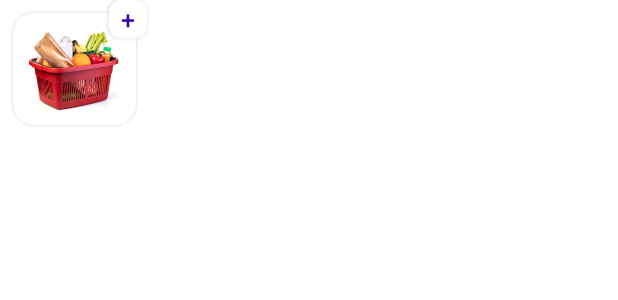
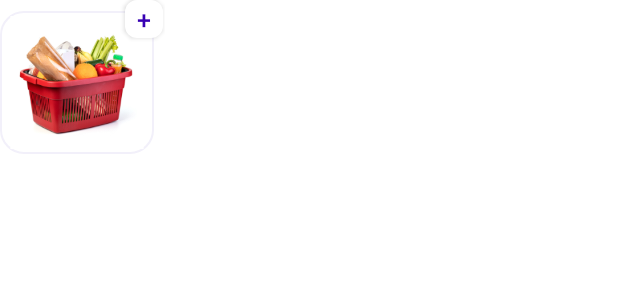
Before and after one commit to SelenSonmez/Getir_Bootcamp_Final_Case, an Android app: the layout item_product.xml on its own in the app's theme, with its tools: preview values and no code run, on a phone screen of 412 x 824 dp. Shown: the top 300 px of the screen. Run offline under Robolectric (Android 15) with nearby library versions, the phone set to English and light mode, and no system bars.

Commit message:
refactored product list layout

```diff
--- a/app/src/main/res/layout/item_product.xml
+++ b/app/src/main/res/layout/item_product.xml
@@ -1,16 +1,16 @@
 <?xml version="1.0" encoding="utf-8"?>
 <androidx.constraintlayout.widget.ConstraintLayout
+    android:id="@+id/card"
     android:layout_height="wrap_content"
     android:layout_width="wrap_content"
     xmlns:android="http://schemas.android.com/apk/res/android"
-    android:id="@+id/card"
-    android:layout_marginStart="7dp"
+    android:paddingEnd="@dimen/_10sdp"
     xmlns:app="http://schemas.android.com/apk/res-auto">
 
     <RelativeLayout
         android:id="@+id/relativeLayout"
-        android:layout_width="92dp"
-        android:layout_height="92dp"
+        android:layout_width="110dp"
+        android:layout_height="110dp"
         app:layout_constraintStart_toStartOf="parent"
         app:layout_constraintTop_toTopOf="parent">
 
@@ -54,11 +54,11 @@
             android:gravity="center"
             />
 
-        <androidx.appcompat.widget.AppCompatButton
+        <ImageButton
             android:id="@+id/deleteBtn"
-            android:visibility="gone"
             android:layout_width="25dp"
             android:layout_height="25dp"
+            android:visibility="gone"
             android:layout_gravity="center"
             android:layout_marginEnd="1dp"
             android:layout_alignParentEnd="true"
@@ -67,7 +67,8 @@
             android:textColor="@color/purple_700"
             android:drawableStart="@drawable/ic_delete"
             android:drawablePadding="5dp"
-            android:textSize="20sp" />
+            android:textSize="20sp"
+            />
 
     </RelativeLayout>
 
```
Also changed, not shown: app/src/main/res/layout/fragment_product_list.xml (+35 -4 lines).
